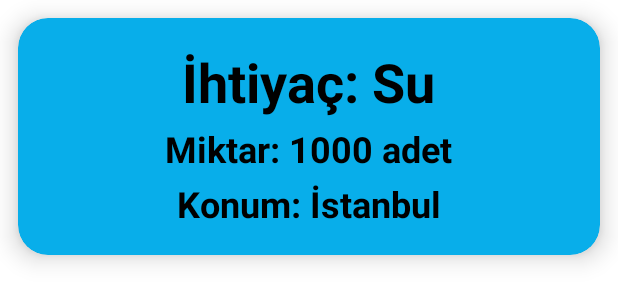
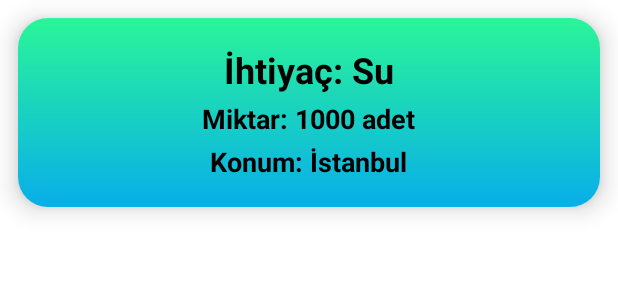
Before and after one commit to talhadengiz/tomurcuk, an Android app: the layout item_requirement.xml on its own in the app's theme, with its tools: preview values and no code run, on a phone screen of 412 x 824 dp. Shown: the top 303 px of the screen. Run offline under Robolectric (Android 15) with nearby library versions, the phone set to English and light mode, and no system bars.

Commit message:
UI edited.

```diff
--- a/app/src/main/java/com/talhadengiz/tomurcuk/ui/fragment/company/FoundationFragment.kt
+++ b/app/src/main/java/com/talhadengiz/tomurcuk/ui/fragment/foundation/FoundationFragment.kt
@@ -1,4 +1,4 @@
-package com.talhadengiz.tomurcuk.ui.fragment.company
+package com.talhadengiz.tomurcuk.ui.fragment.foundation
 
 import android.graphics.Canvas
 import android.os.Bundle
@@ -9,10 +9,9 @@ import android.view.ViewGroup
 import androidx.recyclerview.widget.ItemTouchHelper
 import androidx.recyclerview.widget.LinearLayoutManager
 import androidx.recyclerview.widget.RecyclerView
-import com.aydem.ui.fragments.energy_saving.list.SwipeController
+import com.talhadengiz.tomurcuk.ui.fragment.requirement.SwipeController
 import com.aydem.ui.fragments.energy_saving.list.SwipeControllerActions
 import com.google.firebase.firestore.FirebaseFirestore
-import com.talhadengiz.tomurcuk.R
 import com.talhadengiz.tomurcuk.data.adapter.RequirementAdapter
 import com.talhadengiz.tomurcuk.data.model.Requirement
 import com.talhadengiz.tomurcuk.databinding.FragmentFoundationBinding
--- a/app/src/main/java/com/talhadengiz/tomurcuk/ui/fragment/requirement/SwipeController.kt
+++ b/app/src/main/java/com/talhadengiz/tomurcuk/ui/fragment/requirement/SwipeController.kt
@@ -1,4 +1,4 @@
-package com.aydem.ui.fragments.energy_saving.list
+package com.talhadengiz.tomurcuk.ui.fragment.requirement
 
 import android.graphics.Canvas
 import android.graphics.Color
@@ -8,6 +8,7 @@ import android.view.MotionEvent
 import androidx.recyclerview.widget.ItemTouchHelper
 import androidx.recyclerview.widget.ItemTouchHelper.LEFT
 import androidx.recyclerview.widget.RecyclerView
+import com.aydem.ui.fragments.energy_saving.list.SwipeControllerActions
 
 
 internal enum class ButtonsState {
@@ -212,7 +213,7 @@ internal class SwipeController(buttonsActions: SwipeControllerActions?) :
             itemView.right.toFloat() - 12f,
             itemView.bottom.toFloat() - 16f
         )
-        p.color = Color.GRAY
+        p.color = Color.parseColor("#2AF598")
         c.drawRoundRect(rightButton, corners, corners, p)
         drawText("Tamamla", c, rightButton, p)
         buttonInstance = null
--- a/app/src/main/res/layout/fragment_foundation.xml
+++ b/app/src/main/res/layout/fragment_foundation.xml
@@ -3,7 +3,7 @@
     xmlns:tools="http://schemas.android.com/tools"
     android:layout_width="match_parent"
     android:layout_height="match_parent"
-    tools:context=".ui.fragment.company.FoundationFragment">
+    tools:context=".ui.fragment.foundation.FoundationFragment">
 
     <androidx.recyclerview.widget.RecyclerView
         android:id="@+id/rv_requirement"
--- a/app/src/main/res/layout/fragment_requirement_list.xml
+++ b/app/src/main/res/layout/fragment_requirement_list.xml
@@ -5,7 +5,7 @@
     android:layout_height="match_parent"
     xmlns:app="http://schemas.android.com/apk/res-auto"
     android:orientation="vertical"
-    android:padding="@dimen/dimen_12"
+    android:paddingHorizontal="@dimen/dimen_12"
     tools:context=".ui.fragment.requirement.RequirementListFragment">
 
     <androidx.recyclerview.widget.RecyclerView
@@ -21,10 +21,11 @@
         android:layout_width="0dp"
         android:layout_height="wrap_content"
         android:textColor="@color/black"
-        app:layout_constraintStart_toStartOf="parent"
+        app:layout_constraintStart_toStartOf="@id/rv_requirement"
         app:layout_constraintTop_toTopOf="@id/fab"
         app:layout_constraintBottom_toBottomOf="@id/fab"
         android:padding="@dimen/dimen_6"
+        android:layout_marginStart="@dimen/dimen_12"
         android:background="@drawable/button_bg"/>
 
     <com.google.android.material.floatingactionbutton.FloatingActionButton
--- a/app/src/main/res/layout/item_requirement.xml
+++ b/app/src/main/res/layout/item_requirement.xml
@@ -9,7 +9,6 @@
     android:layout_width="match_parent"
     android:layout_height="wrap_content"
     android:layout_margin="@dimen/dimen_12"
-    app:cardBackgroundColor="@color/blue"
     android:orientation="vertical">
 
     <LinearLayout
@@ -17,6 +16,7 @@
         android:layout_height="match_parent"
         android:padding="@dimen/dimen_16"
         android:gravity="center"
+        android:background="@drawable/button_bg"
         android:orientation="vertical">
 
         <TextView
@@ -25,7 +25,7 @@
             android:layout_height="wrap_content"
             android:padding="@dimen/dimen_2"
             android:textColor="@color/black"
-            android:textSize="36sp"
+            android:textSize="24sp"
             android:textStyle="bold"
             tools:text="İhtiyaç: Su" />
 
@@ -35,7 +35,7 @@
             android:layout_height="wrap_content"
             android:padding="@dimen/dimen_2"
             android:textColor="@color/black"
-            android:textSize="24sp"
+            android:textSize="18sp"
             android:textStyle="bold"
             tools:text="Miktar: 1000 adet" />
 
@@ -45,7 +45,7 @@
             android:layout_height="wrap_content"
             android:padding="@dimen/dimen_2"
             android:textColor="@color/black"
-            android:textSize="24sp"
+            android:textSize="18sp"
             android:textStyle="bold"
             tools:text="Konum: İstanbul" />
 
--- a/app/src/main/res/navigation/nav_graph.xml
+++ b/app/src/main/res/navigation/nav_graph.xml
@@ -37,7 +37,7 @@
     </fragment>
     <fragment
         android:id="@+id/foundationFragment"
-        android:name="com.talhadengiz.tomurcuk.ui.fragment.company.FoundationFragment"
+        android:name="com.talhadengiz.tomurcuk.ui.fragment.foundation.FoundationFragment"
         android:label="fragment_foundation"
         tools:layout="@layout/fragment_foundation" />
     <fragment
--- a/app/src/main/res/values-night/themes.xml
+++ b/app/src/main/res/values-night/themes.xml
@@ -10,7 +10,7 @@
         <item name="colorSecondaryVariant">@color/teal_200</item>
         <item name="colorOnSecondary">@color/black</item>
         <!-- Status bar color. -->
-        <item name="android:statusBarColor" tools:targetApi="l">?attr/colorPrimaryVariant</item>
+        <item name="android:statusBarColor" tools:targetApi="l">@color/blue</item>
         <!-- Customize your theme here. -->
     </style>
 </resources>
--- a/app/src/main/res/values/themes.xml
+++ b/app/src/main/res/values/themes.xml
@@ -10,7 +10,7 @@
         <item name="colorSecondaryVariant">@color/teal_700</item>
         <item name="colorOnSecondary">@color/black</item>
         <!-- Status bar color. -->
-        <item name="android:statusBarColor" tools:targetApi="l">?attr/colorPrimaryVariant</item>
+        <item name="android:statusBarColor" tools:targetApi="l">@color/blue</item>
         <!-- Customize your theme here. -->
     </style>
 </resources>
```
